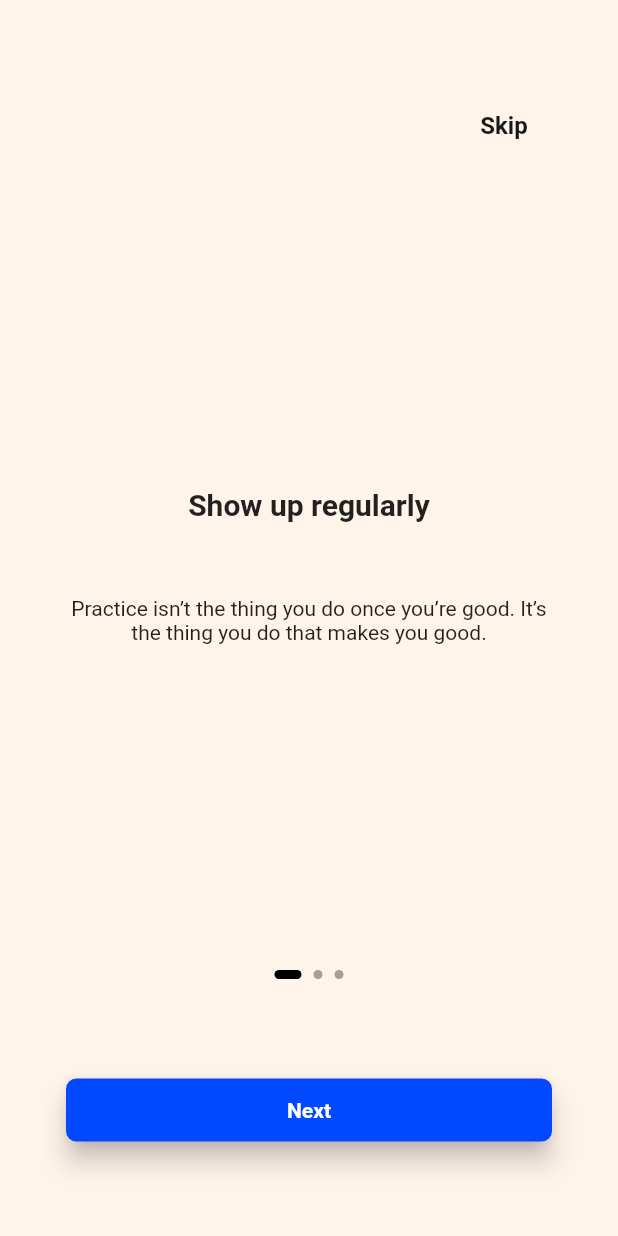
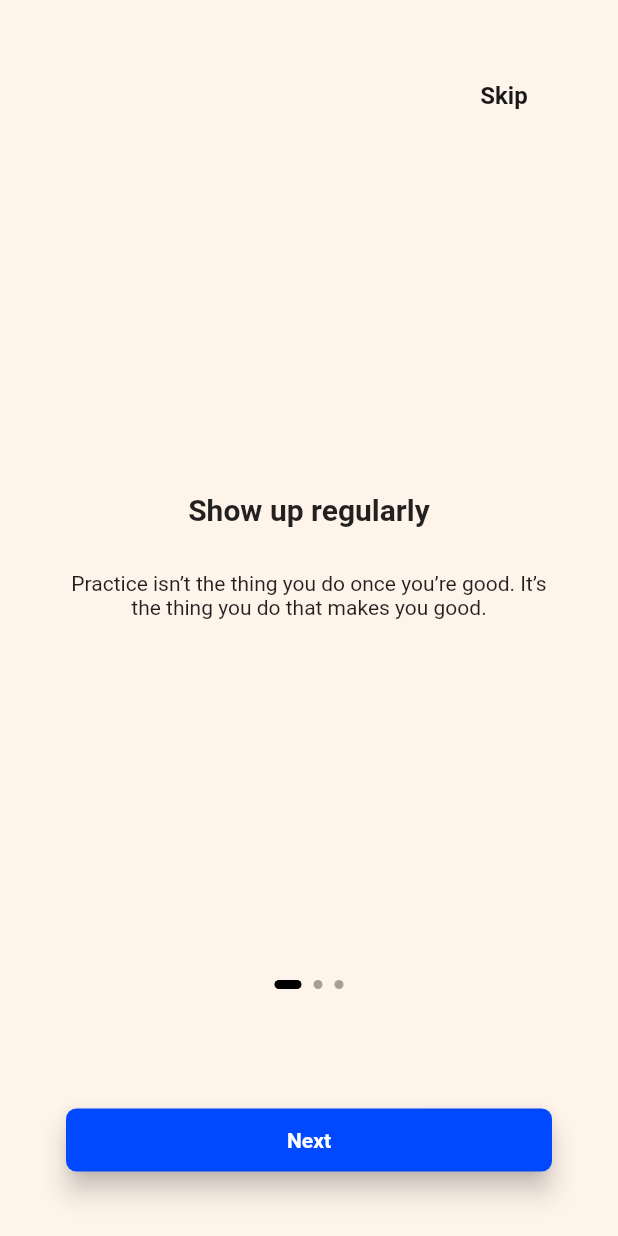
Before and after one commit to ACM-VIT/10-000-Hours, a Flutter app: the screen it shows after launch, on a phone screen of 412 x 824 dp. Run offline on Flutter 3.47's test engine with Material 2 defaults, Android fonts, the phone set to English and light mode, and no system bars; drawn by our look-alikes of smooth_page_indicator; our stand-ins replace percent_indicator; missing offline and left inert: dart:js.

Commit message:
Made minor tweaks in OnboardingScreen

```diff
--- a/lib/view/screens/onboarding_screen.dart
+++ b/lib/view/screens/onboarding_screen.dart
@@ -33,10 +33,12 @@ class _OnboardingScreenState extends State<OnboardingScreen> {
 
   @override
   Widget build(BuildContext context) {
+    bool isLandscape =
+        MediaQuery.of(context).orientation == Orientation.landscape;
     return Scaffold(
       backgroundColor: const Color(0xFFFFF4EA),
       body: Padding(
-        padding: const EdgeInsets.symmetric(horizontal: 44, vertical: 60),
+        padding: EdgeInsets.symmetric(horizontal: 44, vertical: isLandscape?10:40),
         child: Column(
           mainAxisAlignment: MainAxisAlignment.spaceBetween,
           children: [
@@ -59,13 +61,13 @@ class _OnboardingScreenState extends State<OnboardingScreen> {
                 ),
               ),
             ),
-            Container(
+            SizedBox(
               height: 0.5 * MediaQuery.of(context).size.height,
               child: PageView(
                 controller: controller,
                 onPageChanged: (index) {
                   setState(() {
-                    if (onboardingPagesList.length-1 == index) {
+                    if (onboardingPagesList.length - 1 == index) {
                       setState(() {
                         isLastPage = true;
                       });
@@ -94,14 +96,15 @@ class _OnboardingScreenState extends State<OnboardingScreen> {
             RawMaterialButton(
               onPressed: isLastPage
                   ? () {
-                      Navigator.pushNamed(context, HomeScreen.id);
+                      Navigator.pushReplacementNamed(context, HomeScreen.id);
                     }
                   : () {
                       controller.nextPage(
                           duration: const Duration(milliseconds: 500),
                           curve: Curves.easeInOut);
                     },
-              constraints: BoxConstraints.tight(const Size(double.infinity, 42)),
+              constraints:
+                  BoxConstraints.tight(const Size(double.infinity, 42)),
               elevation: 7,
               shape: RoundedRectangleBorder(
                 borderRadius: BorderRadius.circular(7),
@@ -109,8 +112,8 @@ class _OnboardingScreenState extends State<OnboardingScreen> {
               fillColor: const Color(0xFF0148FF),
               child: Text(
                 isLastPage ? 'Continue' : 'Next',
-                style:
-                    const TextStyle(fontWeight: FontWeight.w600, color: Colors.white),
+                style: const TextStyle(
+                    fontWeight: FontWeight.w600, color: Colors.white),
               ),
             )
           ],
@@ -129,7 +132,7 @@ Widget buildPage({String? title, String? description}) {
         style: const TextStyle(fontSize: 20, fontWeight: FontWeight.w600),
       ),
       const SizedBox(
-        height: 50,
+        height: 30,
       ),
       Text(
         '$description',
```
